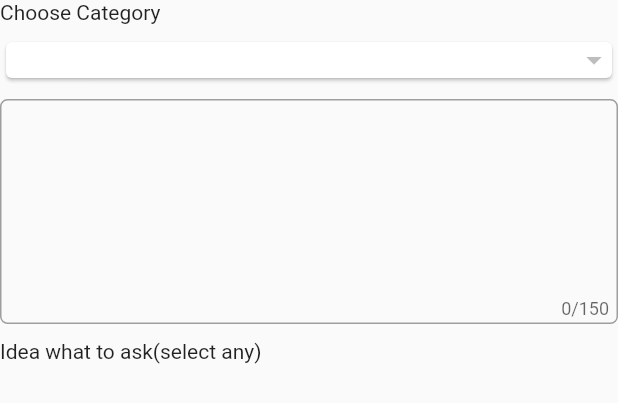
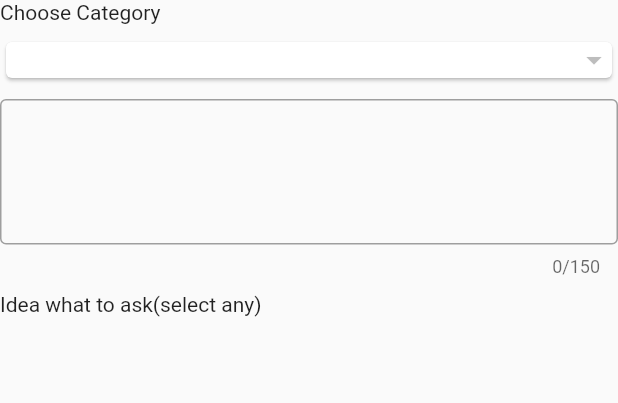
Before and after one commit to rajendraaeologic/aajtak_demo, a Flutter app: the ChooseCategoryElement widget shown alone on an empty page, opened directly with empty values, on a phone screen of 412 x 824 dp. Shown: the top 403 px of the screen. Run offline on Flutter 3.47's test engine with Material 2 defaults, Android fonts, the phone set to English and light mode, and no system bars; our stand-ins replace bloc, equatable, flutter_bloc, freezed_annotation; network calls fail; statements that could not run were skipped.

Commit message:
refactor: optimize code

```diff
--- a/lib/modules/ask_a_question/widgets/choose_category.dart
+++ b/lib/modules/ask_a_question/widgets/choose_category.dart
@@ -64,21 +64,16 @@ class _ChooseCategoryElementState extends State<ChooseCategoryElement> {
           ),
         ),
         const SizedBox(height: 10.0),
-        Container(
-          height: 150,
-          padding: const EdgeInsets.all(5.0),
-          decoration: BoxDecoration(
-              border: Border.all(width: 1.0, color: Colors.grey),
-              borderRadius:
-              const BorderRadius.all(Radius.circular(5.0))),
-          child: const TextField(
-            decoration: InputDecoration(
-              border: InputBorder.none,
-            ),
-            maxLength: 150,
-            textInputAction: TextInputAction.newline,
-            keyboardType: TextInputType.multiline,
-            maxLines: 5,
+         const TextField(
+              maxLength: 150,
+              maxLines: 3,
+              decoration: InputDecoration(
+                enabledBorder: OutlineInputBorder(
+                  borderSide: BorderSide(color: Colors.grey),
+                ),
+                focusedBorder: OutlineInputBorder(
+                  borderSide: BorderSide(color: Colors.grey),
+                ),
           ),
         ),
         const SizedBox(height: 10.0),
```
Also changed, not shown: lib/modules/ask_a_question/ask_question_Screen.dart (+6 -5 lines), lib/modules/ask_a_question/bloc/category_bloc.dart (+6 -2 lines), 1 other file.
